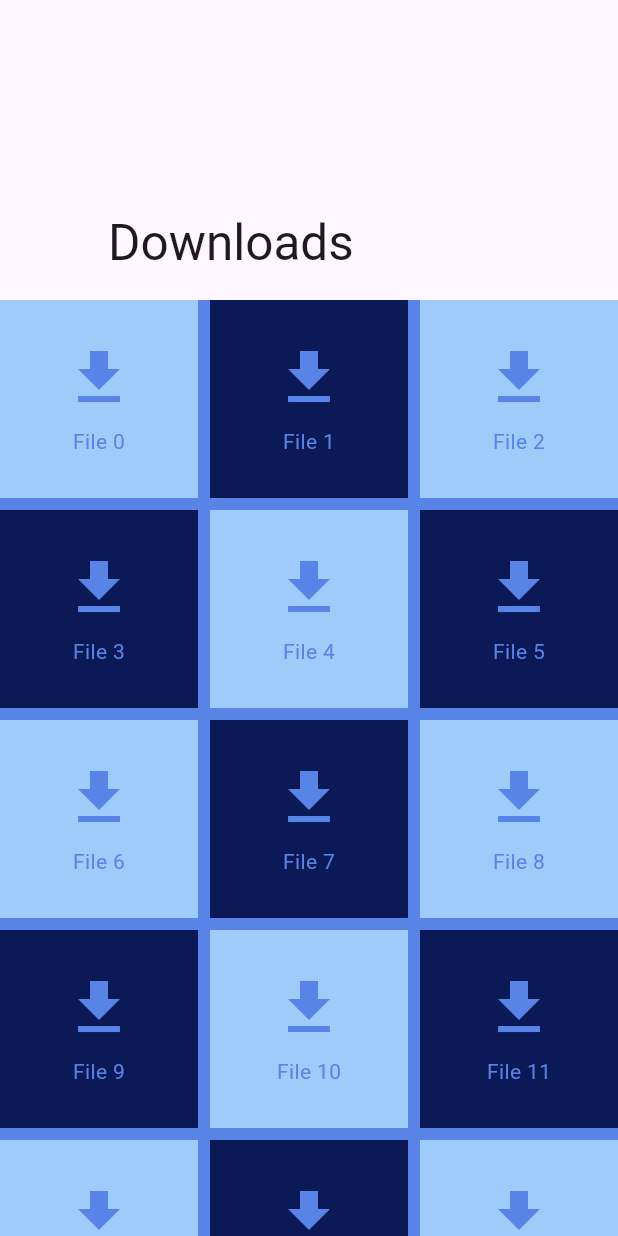
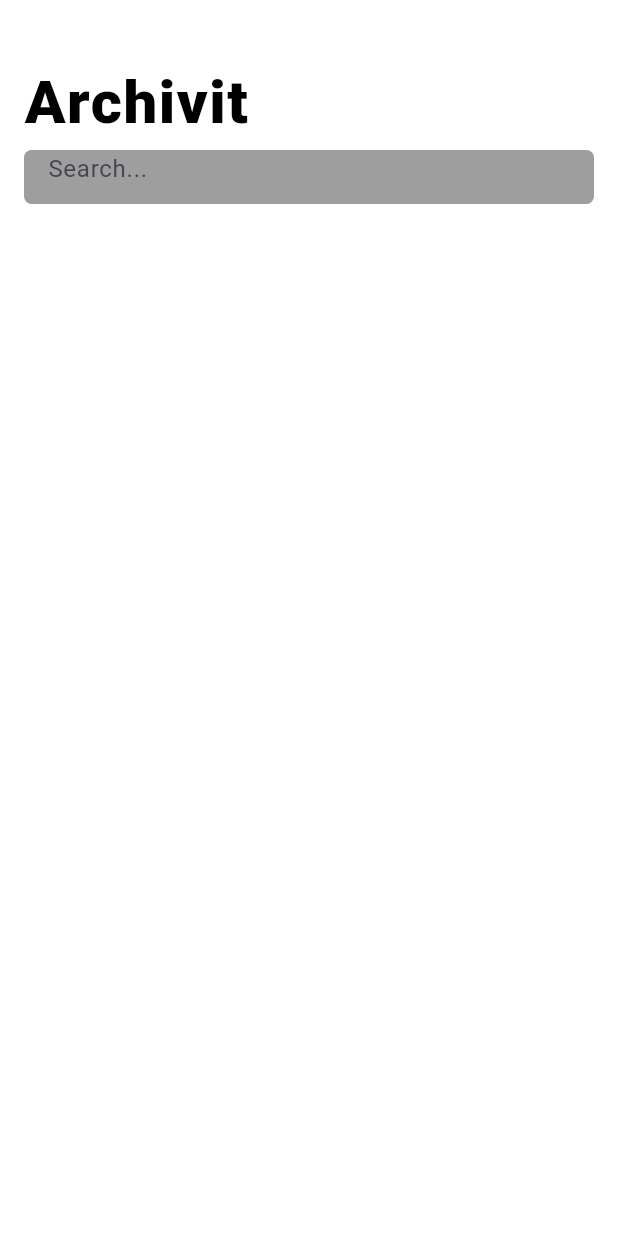
Before and after one commit to AGILE-CK/GDSC-Archivit-Frontend, a Flutter app: the HomeScreen screen opened directly, on a phone screen of 412 x 824 dp. Run offline on Flutter 3.47's test engine with Material 3 defaults, Android fonts, the phone set to English and light mode, and no system bars; our stand-ins replace get; Roboto replaces fonts that are missing (HGGGothicssi_Pro, Pretendard).

Commit message:
home screen
홈스크린 및 글씨체

```diff
--- a/lib/home_screen.dart
+++ b/lib/home_screen.dart
@@ -1,5 +1,4 @@
 import 'package:flutter/material.dart';
-import 'colors.dart';
 
 class HomeScreen extends StatelessWidget {
   const HomeScreen({Key? key}) : super(key: key);
@@ -7,38 +6,43 @@ class HomeScreen extends StatelessWidget {
   @override
   Widget build(BuildContext context) {
     return Scaffold(
-      backgroundColor: primaryColor,
+      backgroundColor: Colors.white,
       body: CustomScrollView(
         slivers: <Widget>[
-          SliverAppBar(
-            expandedHeight: 200.0,
-            floating: false,
-            pinned: true,
-            flexibleSpace: FlexibleSpaceBar(
-              title: Text('Downloads'),
+          SliverToBoxAdapter(
+            child: Container(
+              margin: EdgeInsets.only(left: 16.0, top: 44.0),
+              child: Text(
+                'Archivit',
+                style: TextStyle(
+                  color: Colors.black,
+                  fontFamily: 'HGGGothicssi_Pro',
+                  fontSize: 40.0,
+                  fontWeight: FontWeight.w900,
+                  height: 1.2,
+                  letterSpacing: 1.0,
+                ),
+              ),
             ),
           ),
-          SliverGrid(
-            gridDelegate: SliverGridDelegateWithFixedCrossAxisCount(
-              crossAxisCount: 3,
-              crossAxisSpacing: 8.0,
-              mainAxisSpacing: 8.0,
-            ),
-            delegate: SliverChildBuilderDelegate(
-                  (BuildContext context, int index) {
-                return Container(
-                  color: index % 2 == 0 ? lightColor : darkColor,
-                  child: Column(
-                    mainAxisAlignment: MainAxisAlignment.center,
-                    children: [
-                      Icon(Icons.file_download, color: primaryColor, size: 48.0),
-                      SizedBox(height: 8.0),
-                      Text('File $index', style: TextStyle(color: primaryColor)),
-                    ],
+          SliverToBoxAdapter(
+            child: Padding(
+              padding:
+                  const EdgeInsets.symmetric(horizontal: 16.0, vertical: 8.0),
+              child: Container(
+                height: 36.0, // 검색 상자의 높이
+                child: TextField(
+                  decoration: InputDecoration(
+                    hintText: 'Search...',
+                    filled: true,
+                    fillColor: Colors.grey[500], // 회색 배경색
+                    border: OutlineInputBorder(
+                      borderSide: BorderSide.none, // 테두리 선 없음
+                      borderRadius: BorderRadius.circular(5.0), // 둥근 모서리
+                    ),
                   ),
-                );
-              },
-              childCount: 20,
+                ),
+              ),
             ),
           ),
         ],
```
Also changed, not shown: pubspec.yaml (+13 -8 lines), assets/HGGGothicssi_Pro.ttf (added), assets/Pretendard-Bold.ttf (deleted), assets/Pretendard-ExtraBold.ttf (deleted), assets/Pretendard-Light.ttf (deleted), assets/Pretendard-Medium.ttf (deleted), assets/Pretendard-Regular.ttf (deleted), assets/Pretendard-Thin.ttf (deleted), assets/Pretendard_Bold.ttf (added), assets/Pretendard_ExtraBold.ttf (added), assets/Pretendard_Light.ttf (added), assets/Pretendard_Medium.ttf (added), assets/Pretendard_Regular.ttf (added), assets/Pretendard_Thin.ttf (added).
